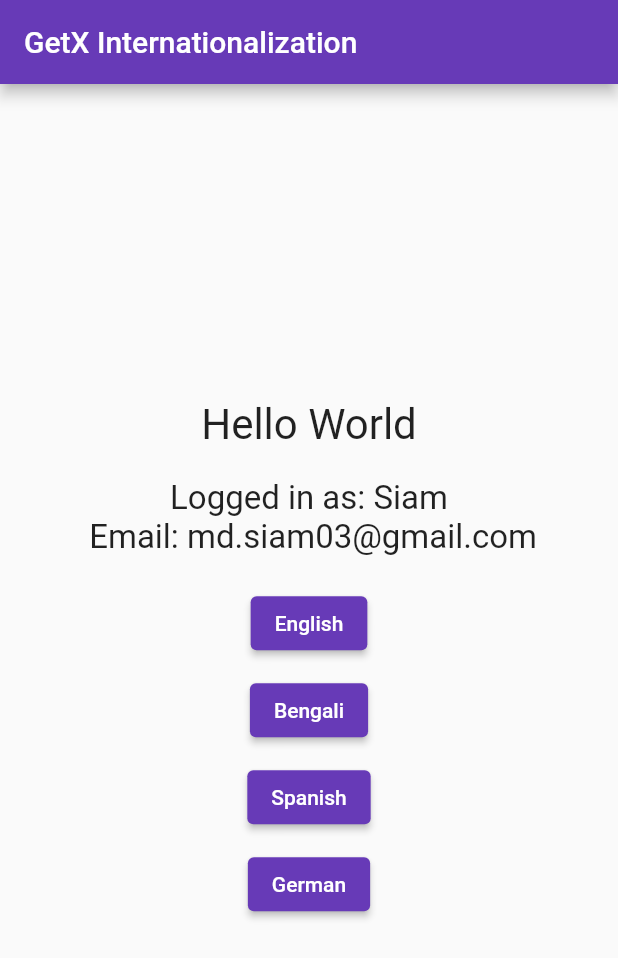
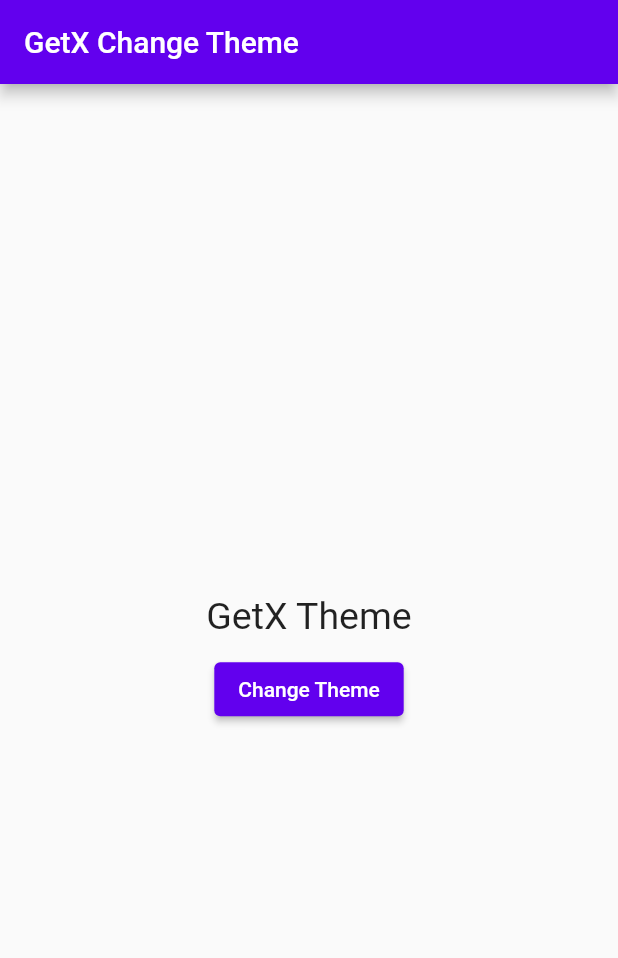
Before and after one commit to md-siam/getx_tutorial, a Flutter app: the screen it shows after launch, on a phone screen of 412 x 824 dp. Shown: the top 958 px of the screen. Run offline on Flutter 3.47's test engine with Material 2 defaults, Android fonts, the phone set to English and light mode, and no system bars; our stand-ins replace get, get_storage.

Commit message:
change theme

```diff
--- /dev/null
+++ b/lib/6_themes/themes.dart
@@ -0,0 +1,10 @@
+import 'package:flutter/material.dart';
+
+class Themes {
+  static final lightTheme = ThemeData(
+    colorScheme: const ColorScheme.light(),
+  );
+  static final darkTheme = ThemeData(
+    colorScheme: const ColorScheme.dark(),
+  );
+}
--- /dev/null
+++ b/lib/6_themes/themes_controller.dart
@@ -0,0 +1,20 @@
+import 'package:flutter/material.dart';
+import 'package:get/get.dart';
+import 'package:get_storage/get_storage.dart';
+
+class ThemeController extends GetxController {
+  // Get the instance of GetStorage
+  final _box = GetStorage();
+  final _key = 'isDarkMode';
+
+  // Get the theme mode from local storage
+  ThemeMode get theme => _loadTheme() ? ThemeMode.dark : ThemeMode.light;
+
+  bool _loadTheme() => _box.read(_key) ?? false;
+
+  void saveTheme(bool isDarkMode) => _box.write(_key, isDarkMode);
+
+  void changeTheme(ThemeData theme) => Get.changeTheme(theme);
+
+  void changeThemeMode(ThemeMode themeMode) => Get.changeThemeMode(themeMode);
+}
--- /dev/null
+++ b/lib/6_themes/themes_example.dart
@@ -0,0 +1,24 @@
+import 'package:flutter/material.dart';
+import 'package:get/get.dart';
+
+import 'themes.dart';
+import 'themes_view.dart';
+import 'themes_controller.dart';
+
+class ThemesExample extends StatelessWidget {
+  ThemesExample({Key? key}) : super(key: key);
+
+  final themeController = Get.put(ThemeController());
+
+  @override
+  Widget build(BuildContext context) {
+    return GetMaterialApp(
+      // change themeMode instead of Theme
+      themeMode: themeController.theme,
+      theme: Themes.lightTheme,
+      darkTheme: Themes.darkTheme,
+      debugShowCheckedModeBanner: false,
+      home: ThemesView(),
+    );
+  }
+}
--- /dev/null
+++ b/lib/6_themes/themes_view.dart
@@ -0,0 +1,48 @@
+import 'package:flutter/material.dart';
+import 'package:get/get.dart';
+
+import 'themes.dart';
+import 'themes_controller.dart';
+
+class ThemesView extends StatelessWidget {
+  ThemesView({Key? key}) : super(key: key);
+
+  final themeController = Get.find<ThemeController>();
+
+  @override
+  Widget build(BuildContext context) {
+    return Scaffold(
+      appBar: AppBar(title: const Text('GetX Change Theme')),
+      body: Center(
+        child: Column(
+          mainAxisAlignment: MainAxisAlignment.center,
+          children: [
+            const Text(
+              'GetX Theme',
+              style: TextStyle(fontSize: 25),
+            ),
+            const SizedBox(height: 10),
+            ElevatedButton(
+              child: const Text('Change Theme'),
+              onPressed: () {
+                if (Get.isDarkMode) {
+                  // Change the theme mode to light mode
+                  themeController.changeThemeMode(ThemeMode.light);
+                  // Change the theme to light theme
+                  // themeController.changeTheme(Themes.lightTheme);
+                  themeController.saveTheme(false);
+                } else {
+                  // Change the theme mode to dark mode
+                  themeController.changeThemeMode(ThemeMode.dark);
+                  // Change the theme to dark theme
+                  // themeController.changeTheme(Themes.darkTheme);
+                  themeController.saveTheme(true);
+                }
+              },
+            ),
+          ],
+        ),
+      ),
+    );
+  }
+}
--- a/lib/main.dart
+++ b/lib/main.dart
@@ -1,7 +1,9 @@
 import 'package:flutter/material.dart';
 import 'routes.dart';
+import 'package:get_storage/get_storage.dart';
 
-void main() {
+void main() async {
+  await GetStorage.init();
   runApp(const MyApp());
 }
 
@@ -20,7 +22,8 @@
       //home:  GetXControllerExample(),
       // home:  GetXControllerExample(),
       //home: DependencyManagementExample(),
-      home: const TranslationExample(),
+      //home: const TranslationExample(),
+      home: ThemesExample(),
     );
   }
 }
--- a/lib/routes.dart
+++ b/lib/routes.dart
@@ -4,3 +4,4 @@
 export '3_getx_controller/view.dart';
 export '4_dependency_management/view.dart';
 export '5_translations/translations_example.dart';
+export '6_themes/themes_example.dart';
--- a/pubspec.yaml
+++ b/pubspec.yaml
@@ -34,6 +34,7 @@
   # Use with the CupertinoIcons class for iOS style icons.
   cupertino_icons: ^1.0.2
   get: ^4.6.1
+  get_storage: ^2.0.3
 
 dev_dependencies:
   flutter_test:
```
Also changed, not shown: pubspec.lock, 8 other files.
